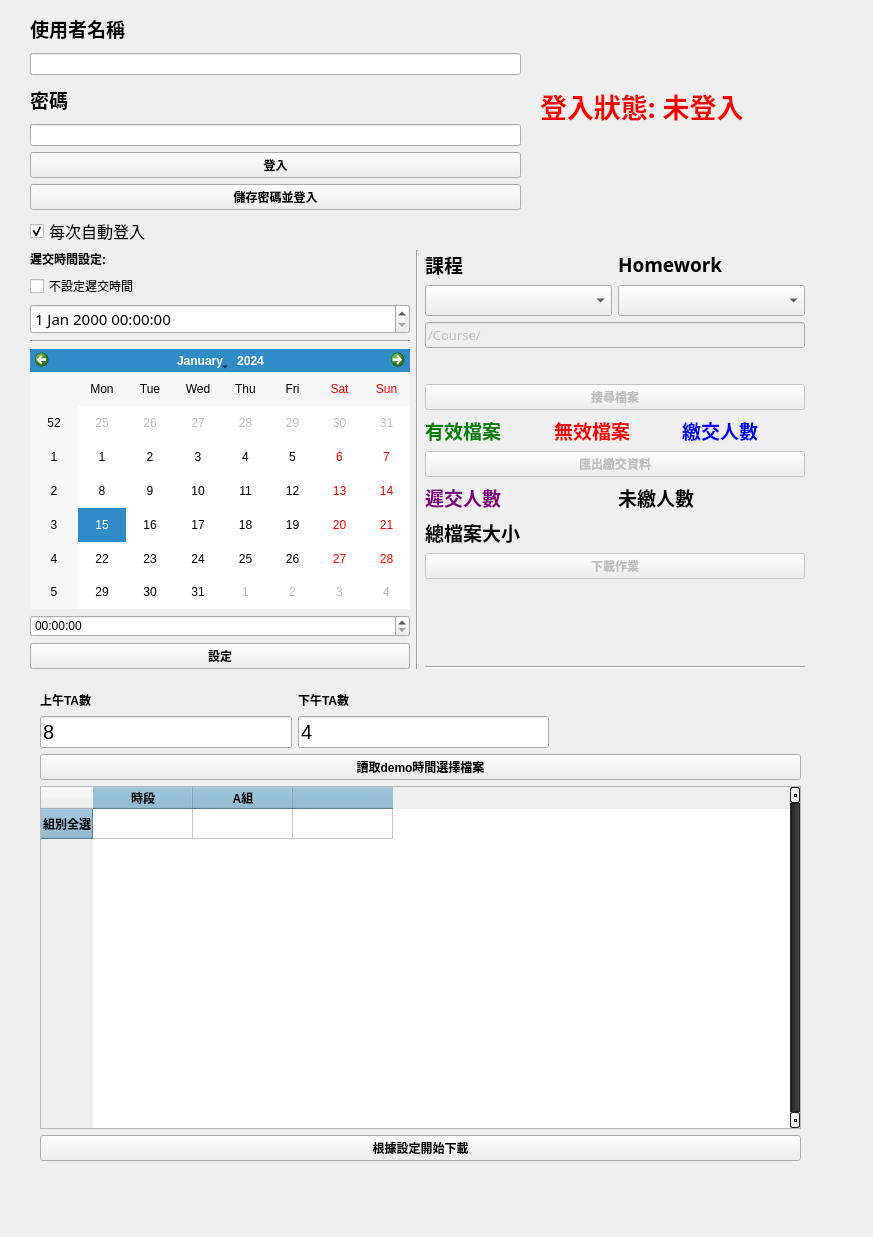
The window that ui.ui (EonianCoda/ncku_RLLab_hw_manager) describes before a commit, drawn with Qt 5.
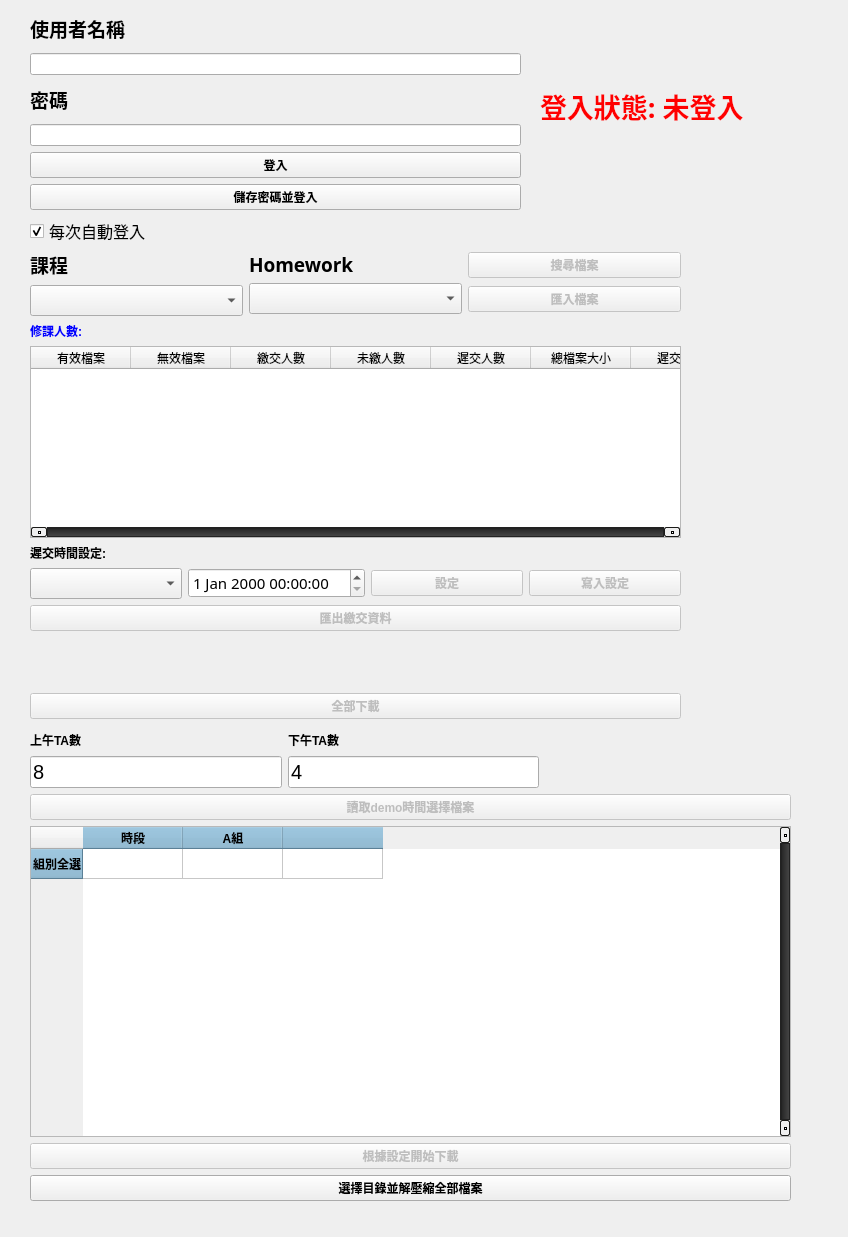
The same window after the commit. Icons and pictures are not drawn.

What changed in the file:
```diff
--- a/ui.ui
+++ b/ui.ui
@@ -6,7 +6,7 @@
    <rect>
     <x>0</x>
     <y>0</y>
-    <width>873</width>
+    <width>848</width>
     <height>1237</height>
    </rect>
   </property>
@@ -134,417 +134,6 @@
       background: none;
 }</string>
   </property>
-  <widget class="QWidget" name="horizontalLayoutWidget_2">
-   <property name="geometry">
-    <rect>
-     <x>30</x>
-     <y>250</y>
-     <width>775</width>
-     <height>419</height>
-    </rect>
-   </property>
-   <layout class="QHBoxLayout" name="MainLayout">
-    <item>
-     <layout class="QVBoxLayout" name="DelayTime_layout">
-      <item>
-       <widget class="QLabel" name="label_3">
-        <property name="text">
-         <string>遲交時間設定:</string>
-        </property>
-       </widget>
-      </item>
-      <item>
-       <widget class="QCheckBox" name="not_use_delay_ckb">
-        <property name="styleSheet">
-         <string notr="true">QCheckBox{
-	font: 75 11pt &quot;微軟正黑體&quot;;
-}</string>
-        </property>
-        <property name="text">
-         <string>不設定遲交時間</string>
-        </property>
-       </widget>
-      </item>
-      <item>
-       <widget class="QDateTimeEdit" name="delay_time_show">
-        <property name="font">
-         <font>
-          <family>微軟正黑體</family>
-          <pointsize>11</pointsize>
-          <weight>9</weight>
-          <italic>false</italic>
-          <bold>false</bold>
-         </font>
-        </property>
-        <property name="styleSheet">
-         <string notr="true">QDateTimeEdit{
-	font: 75 11pt &quot;微軟正黑體&quot;;
-}</string>
-        </property>
-       </widget>
-      </item>
-      <item>
-       <widget class="Line" name="line">
-        <property name="orientation">
-         <enum>Qt::Horizontal</enum>
-        </property>
-       </widget>
-      </item>
-      <item>
-       <widget class="QCalendarWidget" name="set_date"/>
-      </item>
-      <item>
-       <widget class="QTimeEdit" name="set_time">
-        <property name="styleSheet">
-         <string notr="true">QDateTimeEdit{
-	font: 75 11pt &quot;微軟正黑體&quot;;
-}</string>
-        </property>
-       </widget>
-      </item>
-      <item>
-       <widget class="QPushButton" name="set_delay_time">
-        <property name="text">
-         <string>設定</string>
-        </property>
-       </widget>
-      </item>
-     </layout>
-    </item>
-    <item>
-     <widget class="Line" name="line_3">
-      <property name="orientation">
-       <enum>Qt::Vertical</enum>
-      </property>
-     </widget>
-    </item>
-    <item>
-     <layout class="QVBoxLayout" name="FunctionLayout">
-      <item>
-       <layout class="QGridLayout" name="SelectLayout" columnstretch="0,0">
-        <item row="0" column="1">
-         <widget class="QLabel" name="hw_label">
-          <property name="sizePolicy">
-           <sizepolicy hsizetype="Minimum" vsizetype="Minimum">
-            <horstretch>0</horstretch>
-            <verstretch>0</verstretch>
-           </sizepolicy>
-          </property>
-          <property name="font">
-           <font>
-            <family>微軟正黑體</family>
-            <pointsize>14</pointsize>
-            <weight>75</weight>
-            <italic>false</italic>
-            <bold>true</bold>
-           </font>
-          </property>
-          <property name="text">
-           <string>Homework</string>
-          </property>
-          <property name="alignment">
-           <set>Qt::AlignLeading|Qt::AlignLeft|Qt::AlignVCenter</set>
-          </property>
-         </widget>
-        </item>
-        <item row="0" column="0">
-         <widget class="QLabel" name="course_label">
-          <property name="sizePolicy">
-           <sizepolicy hsizetype="Minimum" vsizetype="Fixed">
-            <horstretch>0</horstretch>
-            <verstretch>0</verstretch>
-           </sizepolicy>
-          </property>
-          <property name="font">
-           <font>
-            <family>微軟正黑體</family>
-            <pointsize>14</pointsize>
-            <weight>75</weight>
-            <italic>false</italic>
-            <bold>true</bold>
-           </font>
-          </property>
-          <property name="text">
-           <string>課程</string>
-          </property>
-          <property name="alignment">
-           <set>Qt::AlignLeading|Qt::AlignLeft|Qt::AlignVCenter</set>
-          </property>
-         </widget>
-        </item>
-        <item row="1" column="1">
-         <widget class="QComboBox" name="hw_selecter">
-          <property name="enabled">
-           <bool>true</bool>
-          </property>
-          <property name="sizePolicy">
-           <sizepolicy hsizetype="Preferred" vsizetype="Maximum">
-            <horstretch>0</horstretch>
-            <verstretch>0</verstretch>
-           </sizepolicy>
-          </property>
-          <property name="font">
-           <font>
-            <pointsize>14</pointsize>
-           </font>
-          </property>
-         </widget>
-        </item>
-        <item row="1" column="0">
-         <widget class="QComboBox" name="course_selecter">
-          <property name="sizePolicy">
-           <sizepolicy hsizetype="Preferred" vsizetype="Maximum">
-            <horstretch>0</horstretch>
-            <verstretch>0</verstretch>
-           </sizepolicy>
-          </property>
-          <property name="font">
-           <font>
-            <pointsize>14</pointsize>
-           </font>
-          </property>
-          <property name="editable">
-           <bool>false</bool>
-          </property>
-         </widget>
-        </item>
-       </layout>
-      </item>
-      <item>
-       <widget class="QLineEdit" name="search_path_show">
-        <property name="enabled">
-         <bool>false</bool>
-        </property>
-        <property name="font">
-         <font>
-          <family>微軟正黑體</family>
-          <pointsize>10</pointsize>
-          <weight>9</weight>
-          <italic>false</italic>
-          <bold>false</bold>
-         </font>
-        </property>
-        <property name="styleSheet">
-         <string notr="true">QLineEdit
-{	
-	font: 75 10pt &quot;微軟正黑體&quot;;
-}</string>
-        </property>
-        <property name="text">
-         <string>/Course/</string>
-        </property>
-       </widget>
-      </item>
-      <item>
-       <layout class="QVBoxLayout" name="verticalLayout_5">
-        <property name="topMargin">
-         <number>30</number>
-        </property>
-        <item>
-         <widget class="QPushButton" name="search_files_btn">
-          <property name="enabled">
-           <bool>false</bool>
-          </property>
-          <property name="text">
-           <string>搜尋檔案</string>
-          </property>
-         </widget>
-        </item>
-        <item>
-         <layout class="QHBoxLayout" name="horizontalLayout_2">
-          <item>
-           <widget class="QLabel" name="available_files_label">
-            <property name="font">
-             <font>
-              <family>微軟正黑體</family>
-              <pointsize>14</pointsize>
-              <weight>75</weight>
-              <italic>false</italic>
-              <bold>true</bold>
-             </font>
-            </property>
-            <property name="styleSheet">
-             <string notr="true">color:green;</string>
-            </property>
-            <property name="text">
-             <string>有效檔案 </string>
-            </property>
-           </widget>
-          </item>
-          <item>
-           <widget class="QLabel" name="unavailable_files_label">
-            <property name="font">
-             <font>
-              <family>微軟正黑體</family>
-              <pointsize>14</pointsize>
-              <weight>75</weight>
-              <italic>false</italic>
-              <bold>true</bold>
-             </font>
-            </property>
-            <property name="styleSheet">
-             <string notr="true">color:red</string>
-            </property>
-            <property name="text">
-             <string>無效檔案</string>
-            </property>
-           </widget>
-          </item>
-          <item>
-           <widget class="QLabel" name="submitted_student_num_label">
-            <property name="font">
-             <font>
-              <family>微軟正黑體</family>
-              <pointsize>14</pointsize>
-              <weight>75</weight>
-              <italic>false</italic>
-              <bold>true</bold>
-             </font>
-            </property>
-            <property name="styleSheet">
-             <string notr="true">color:blue</string>
-            </property>
-            <property name="text">
-             <string>繳交人數</string>
-            </property>
-           </widget>
-          </item>
-         </layout>
-        </item>
-        <item>
-         <layout class="QHBoxLayout" name="horizontalLayout_3">
-          <item>
-           <layout class="QVBoxLayout" name="DownloadLayout">
-            <item>
-             <widget class="QPushButton" name="output_submitted_info_btn">
-              <property name="enabled">
-               <bool>false</bool>
-              </property>
-              <property name="text">
-               <string>匯出繳交資料</string>
-              </property>
-             </widget>
-            </item>
-            <item>
-             <layout class="QHBoxLayout" name="horizontalLayout_4"/>
-            </item>
-            <item>
-             <layout class="QHBoxLayout" name="horizontalLayout_6">
-              <item>
-               <widget class="QLabel" name="delay_submitted_student_num_label">
-                <property name="font">
-                 <font>
-                  <family>微軟正黑體</family>
-                  <pointsize>14</pointsize>
-                  <weight>75</weight>
-                  <italic>false</italic>
-                  <bold>true</bold>
-                 </font>
-                </property>
-                <property name="layoutDirection">
-                 <enum>Qt::LeftToRight</enum>
-                </property>
-                <property name="styleSheet">
-                 <string notr="true">color:purple</string>
-                </property>
-                <property name="text">
-                 <string>遲交人數 </string>
-                </property>
-                <property name="alignment">
-                 <set>Qt::AlignLeading|Qt::AlignLeft|Qt::AlignVCenter</set>
-                </property>
-               </widget>
-              </item>
-              <item>
-               <widget class="QLabel" name="no_submitted_student_num_label">
-                <property name="font">
-                 <font>
-                  <family>微軟正黑體</family>
-                  <pointsize>14</pointsize>
-                  <weight>75</weight>
-                  <italic>false</italic>
-                  <bold>true</bold>
-                 </font>
-                </property>
-                <property name="layoutDirection">
-                 <enum>Qt::LeftToRight</enum>
-                </property>
-                <property name="styleSheet">
-                 <string notr="true">color:&quot;dark red&quot;;</string>
-                </property>
-                <property name="text">
-                 <string>未繳人數 </string>
-                </property>
-                <property name="alignment">
-                 <set>Qt::AlignLeading|Qt::AlignLeft|Qt::AlignVCenter</set>
-                </property>
-               </widget>
-              </item>
-             </layout>
-            </item>
-            <item>
-             <widget class="QLabel" name="total_file_size_label">
-              <property name="font">
-               <font>
-                <family>微軟正黑體</family>
-                <pointsize>14</pointsize>
-                <weight>75</weight>
-                <italic>false</italic>
-                <bold>true</bold>
-               </font>
-              </property>
-              <property name="styleSheet">
-               <string notr="true">color:black;</string>
-              </property>
-              <property name="text">
-               <string>總檔案大小</string>
-              </property>
-             </widget>
-            </item>
-            <item>
-             <layout class="QHBoxLayout" name="horizontalLayout_5">
-              <item>
-               <widget class="QPushButton" name="download_hw_btn">
-                <property name="enabled">
-                 <bool>false</bool>
-                </property>
-                <property name="text">
-                 <string>下載作業</string>
-                </property>
-               </widget>
-              </item>
-             </layout>
-            </item>
-           </layout>
-          </item>
-         </layout>
-        </item>
-       </layout>
-      </item>
-      <item>
-       <spacer name="verticalSpacer_2">
-        <property name="orientation">
-         <enum>Qt::Vertical</enum>
-        </property>
-        <property name="sizeHint" stdset="0">
-         <size>
-          <width>20</width>
-          <height>40</height>
-         </size>
-        </property>
-       </spacer>
-      </item>
-      <item>
-       <widget class="Line" name="line_2">
-        <property name="orientation">
-         <enum>Qt::Horizontal</enum>
-        </property>
-       </widget>
-      </item>
-     </layout>
-    </item>
-   </layout>
-  </widget>
   <widget class="QWidget" name="horizontalLayoutWidget">
    <property name="geometry">
     <rect>
@@ -672,8 +261,8 @@
   <widget class="QWidget" name="verticalLayoutWidget">
    <property name="geometry">
     <rect>
-     <x>40</x>
-     <y>690</y>
+     <x>30</x>
+     <y>730</y>
      <width>761</width>
      <height>471</height>
     </rect>
@@ -741,6 +330,9 @@
     </item>
     <item>
      <widget class="QPushButton" name="read_demo_time_file_btn">
+      <property name="enabled">
+       <bool>false</bool>
+      </property>
       <property name="text">
        <string>讀取demo時間選擇檔案</string>
       </property>
@@ -786,8 +378,310 @@
     </item>
     <item>
      <widget class="QPushButton" name="download_hw_from_selection_btn">
+      <property name="enabled">
+       <bool>false</bool>
+      </property>
       <property name="text">
        <string>根據設定開始下載</string>
+      </property>
+     </widget>
+    </item>
+    <item>
+     <widget class="QPushButton" name="select_and_unzip_files_btn">
+      <property name="text">
+       <string>選擇目錄並解壓縮全部檔案</string>
+      </property>
+     </widget>
+    </item>
+   </layout>
+  </widget>
+  <widget class="QWidget" name="verticalLayoutWidget_2">
+   <property name="geometry">
+    <rect>
+     <x>30</x>
+     <y>250</y>
+     <width>651</width>
+     <height>469</height>
+    </rect>
+   </property>
+   <layout class="QVBoxLayout" name="Main_layout">
+    <item>
+     <layout class="QHBoxLayout" name="horizontalLayout_7">
+      <item>
+       <layout class="QVBoxLayout" name="verticalLayout_6">
+        <item>
+         <widget class="QLabel" name="course_label">
+          <property name="sizePolicy">
+           <sizepolicy hsizetype="Minimum" vsizetype="Fixed">
+            <horstretch>0</horstretch>
+            <verstretch>0</verstretch>
+           </sizepolicy>
+          </property>
+          <property name="font">
+           <font>
+            <family>微軟正黑體</family>
+            <pointsize>14</pointsize>
+            <weight>75</weight>
+            <italic>false</italic>
+            <bold>true</bold>
+           </font>
+          </property>
+          <property name="text">
+           <string>課程</string>
+          </property>
+          <property name="alignment">
+           <set>Qt::AlignLeading|Qt::AlignLeft|Qt::AlignVCenter</set>
+          </property>
+         </widget>
+        </item>
+        <item>
+         <widget class="QComboBox" name="course_selecter">
+          <property name="sizePolicy">
+           <sizepolicy hsizetype="Preferred" vsizetype="Maximum">
+            <horstretch>0</horstretch>
+            <verstretch>0</verstretch>
+           </sizepolicy>
+          </property>
+          <property name="font">
+           <font>
+            <pointsize>14</pointsize>
+           </font>
+          </property>
+          <property name="editable">
+           <bool>false</bool>
+          </property>
+         </widget>
+        </item>
+       </layout>
+      </item>
+      <item>
+       <layout class="QVBoxLayout" name="verticalLayout_7">
+        <property name="spacing">
+         <number>4</number>
+        </property>
+        <item>
+         <widget class="QLabel" name="hw_label">
+          <property name="sizePolicy">
+           <sizepolicy hsizetype="Fixed" vsizetype="Fixed">
+            <horstretch>0</horstretch>
+            <verstretch>0</verstretch>
+           </sizepolicy>
+          </property>
+          <property name="font">
+           <font>
+            <family>微軟正黑體</family>
+            <pointsize>14</pointsize>
+            <weight>75</weight>
+            <italic>false</italic>
+            <bold>true</bold>
+           </font>
+          </property>
+          <property name="text">
+           <string>Homework</string>
+          </property>
+          <property name="alignment">
+           <set>Qt::AlignLeading|Qt::AlignLeft|Qt::AlignVCenter</set>
+          </property>
+         </widget>
+        </item>
+        <item>
+         <widget class="QComboBox" name="hw_selecter">
+          <property name="enabled">
+           <bool>true</bool>
+          </property>
+          <property name="sizePolicy">
+           <sizepolicy hsizetype="Preferred" vsizetype="Maximum">
+            <horstretch>0</horstretch>
+            <verstretch>0</verstretch>
+           </sizepolicy>
+          </property>
+          <property name="font">
+           <font>
+            <pointsize>14</pointsize>
+           </font>
+          </property>
+         </widget>
+        </item>
+       </layout>
+      </item>
+      <item>
+       <layout class="QVBoxLayout" name="verticalLayout_8">
+        <item>
+         <widget class="QPushButton" name="search_files_btn">
+          <property name="enabled">
+           <bool>false</bool>
+          </property>
+          <property name="text">
+           <string>搜尋檔案</string>
+          </property>
+         </widget>
+        </item>
+        <item>
+         <widget class="QPushButton" name="import_files_btn">
+          <property name="enabled">
+           <bool>false</bool>
+          </property>
+          <property name="text">
+           <string>匯入檔案</string>
+          </property>
+         </widget>
+        </item>
+       </layout>
+      </item>
+     </layout>
+    </item>
+    <item>
+     <widget class="QLabel" name="num_student_label">
+      <property name="styleSheet">
+       <string notr="true">color:blue</string>
+      </property>
+      <property name="text">
+       <string>修課人數:</string>
+      </property>
+     </widget>
+    </item>
+    <item>
+     <widget class="QTableWidget" name="hw_submitted_status_table">
+      <property name="sizePolicy">
+       <sizepolicy hsizetype="Expanding" vsizetype="Minimum">
+        <horstretch>0</horstretch>
+        <verstretch>0</verstretch>
+       </sizepolicy>
+      </property>
+      <column>
+       <property name="text">
+        <string>有效檔案</string>
+       </property>
+      </column>
+      <column>
+       <property name="text">
+        <string>無效檔案</string>
+       </property>
+      </column>
+      <column>
+       <property name="text">
+        <string>繳交人數</string>
+       </property>
+      </column>
+      <column>
+       <property name="text">
+        <string>未繳人數</string>
+       </property>
+      </column>
+      <column>
+       <property name="text">
+        <string>遲交人數</string>
+       </property>
+      </column>
+      <column>
+       <property name="text">
+        <string>總檔案大小</string>
+       </property>
+      </column>
+      <column>
+       <property name="text">
+        <string>遲交時間</string>
+       </property>
+      </column>
+     </widget>
+    </item>
+    <item>
+     <widget class="QLabel" name="label_3">
+      <property name="text">
+       <string>遲交時間設定:</string>
+      </property>
+     </widget>
+    </item>
+    <item>
+     <layout class="QHBoxLayout" name="horizontalLayout_8">
+      <item>
+       <widget class="QComboBox" name="sub_hw_selecter_for_delay_selecter">
+        <property name="enabled">
+         <bool>true</bool>
+        </property>
+        <property name="sizePolicy">
+         <sizepolicy hsizetype="Preferred" vsizetype="Maximum">
+          <horstretch>0</horstretch>
+          <verstretch>0</verstretch>
+         </sizepolicy>
+        </property>
+        <property name="font">
+         <font>
+          <pointsize>14</pointsize>
+         </font>
+        </property>
+       </widget>
+      </item>
+      <item>
+       <widget class="QDateTimeEdit" name="delay_time_set">
+        <property name="font">
+         <font>
+          <family>微軟正黑體</family>
+          <pointsize>11</pointsize>
+          <weight>9</weight>
+          <italic>false</italic>
+          <bold>false</bold>
+         </font>
+        </property>
+        <property name="styleSheet">
+         <string notr="true">QDateTimeEdit{
+	font: 75 11pt &quot;微軟正黑體&quot;;
+}</string>
+        </property>
+       </widget>
+      </item>
+      <item>
+       <widget class="QPushButton" name="set_delay_time">
+        <property name="enabled">
+         <bool>false</bool>
+        </property>
+        <property name="text">
+         <string>設定</string>
+        </property>
+       </widget>
+      </item>
+      <item>
+       <widget class="QPushButton" name="write_delay_to_setting_btn">
+        <property name="enabled">
+         <bool>false</bool>
+        </property>
+        <property name="text">
+         <string>寫入設定</string>
+        </property>
+       </widget>
+      </item>
+     </layout>
+    </item>
+    <item>
+     <widget class="QPushButton" name="output_submitted_info_btn">
+      <property name="enabled">
+       <bool>false</bool>
+      </property>
+      <property name="text">
+       <string>匯出繳交資料</string>
+      </property>
+     </widget>
+    </item>
+    <item>
+     <spacer name="verticalSpacer">
+      <property name="orientation">
+       <enum>Qt::Vertical</enum>
+      </property>
+      <property name="sizeHint" stdset="0">
+       <size>
+        <width>20</width>
+        <height>40</height>
+       </size>
+      </property>
+     </spacer>
+    </item>
+    <item>
+     <widget class="QPushButton" name="download_hw_btn">
+      <property name="enabled">
+       <bool>false</bool>
+      </property>
+      <property name="text">
+       <string>全部下載</string>
       </property>
      </widget>
     </item>
```
